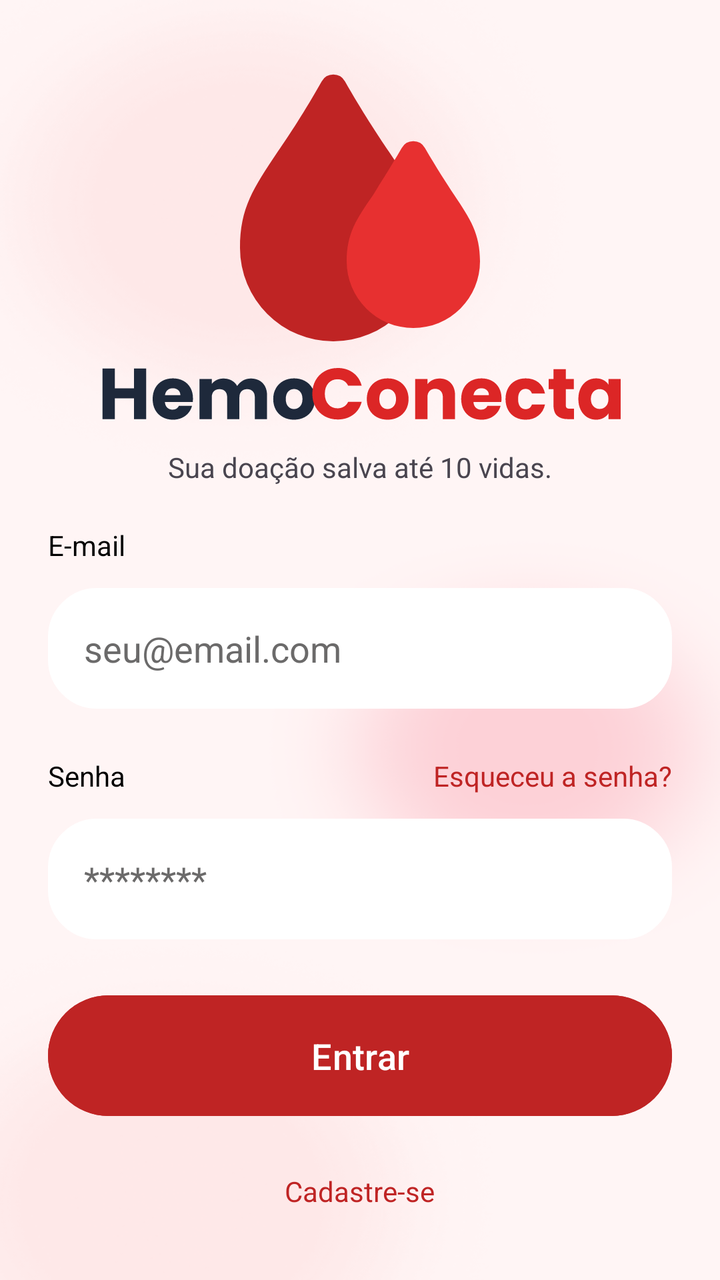
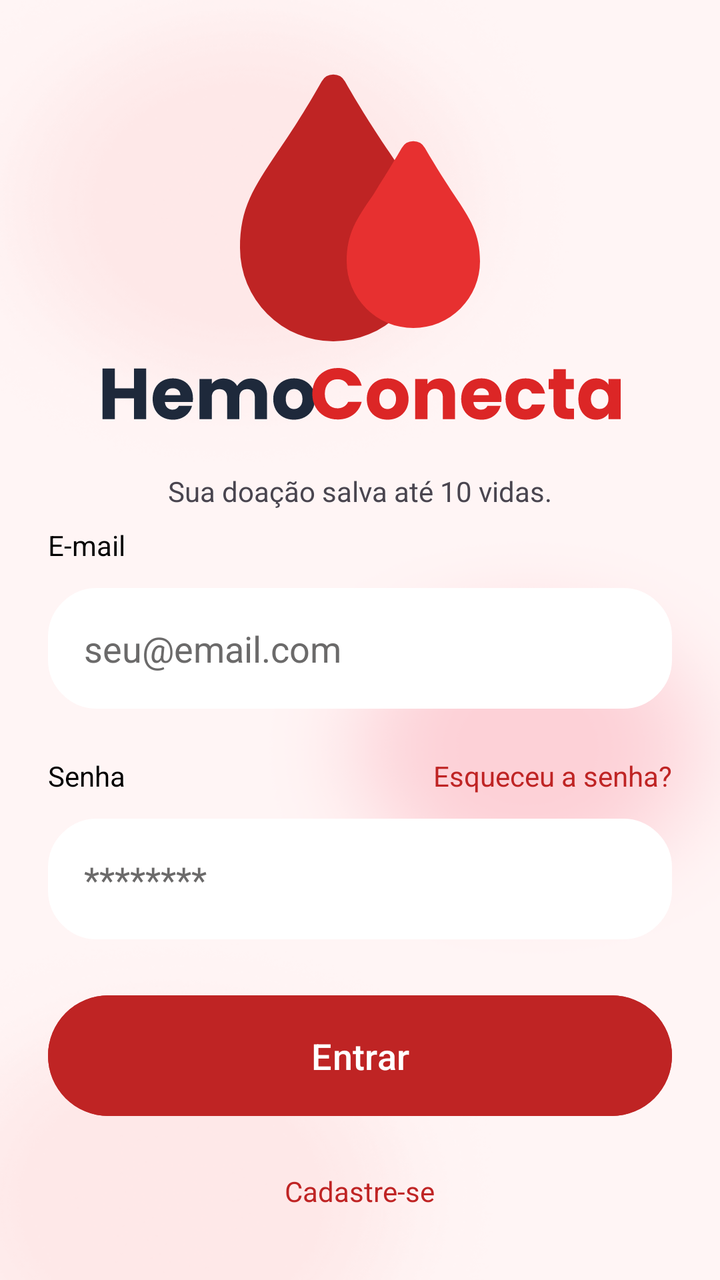

Before-and-after screenshots of an Android layout around one commit, followed by the original layout XML and the change that was made.
<!-- AndroidManifest.xml: application theme Theme.Hemo_Conecta -->
<!-- res/layout/fragment_login.xml -->
<?xml version="1.0" encoding="utf-8"?>
<androidx.constraintlayout.widget.ConstraintLayout xmlns:android="http://schemas.android.com/apk/res/android"
    xmlns:app="http://schemas.android.com/apk/res-auto"
    xmlns:tools="http://schemas.android.com/tools"
    android:id="@+id/main"
    android:layout_width="match_parent"
    android:layout_height="match_parent"
    android:padding="24dp"
    android:background="@drawable/back_foto">

    <LinearLayout
        android:id="@+id/linear1"
        android:layout_width="wrap_content"
        android:layout_height="wrap_content"
        android:orientation="vertical"
        app:layout_constraintEnd_toEndOf="parent"
        app:layout_constraintStart_toStartOf="parent"
        app:layout_constraintTop_toTopOf="parent">

        <ImageView
            android:id="@+id/imgLogo"
            android:layout_width="160dp"
            android:layout_height="160dp"
            android:src="@drawable/logo" />

    </LinearLayout>

    <ImageView
        android:id="@+id/textLogo1"
        android:layout_width="wrap_content"
        android:layout_height="wrap_content"
        android:gravity="center"
        android:src="@drawable/text"
        app:layout_constraintEnd_toEndOf="parent"
        app:layout_constraintStart_toStartOf="parent"
        app:layout_constraintTop_toBottomOf="@+id/linear1" />

    <TextView
        android:layout_width="wrap_content"
        android:layout_height="wrap_content"
        android:text="Sua doação salva até 10 vidas."
        app:layout_constraintBottom_toTopOf="@+id/linear2"
        app:layout_constraintEnd_toEndOf="parent"
        app:layout_constraintStart_toStartOf="parent"
        app:layout_constraintTop_toBottomOf="@+id/textLogo1" />

    <LinearLayout
        android:layout_width="match_parent"
        android:layout_height="wrap_content"
        android:orientation="vertical"
        app:layout_constraintBottom_toBottomOf="parent"
        app:layout_constraintLeft_toLeftOf="parent"
        app:layout_constraintTop_toBottomOf="@id/textLogo1"
        android:gravity="center"
        android:id="@+id/linear2">

        <TextView
            android:layout_width="match_parent"
            android:layout_height="wrap_content"
            android:text="E-mail"
            android:textSize="14sp"
            android:textColor="@color/black"
            android:layout_marginTop="24dp"/>

        <EditText
            android:layout_width="match_parent"
            android:layout_height="wrap_content"
            android:hint="seu@email.com"
            android:textColor="@color/cinza"
            android:textColorHint="@color/cinza"
            android:textSize="18sp"
            android:background="@drawable/rounded_corner"
            android:backgroundTint="@color/white"
            android:padding="18dp"
            android:inputType="text"
            android:id="@+id/emailLogin_input"
            android:layout_marginTop="12dp"/>

        <LinearLayout
            android:layout_width="match_parent"
            android:layout_height="wrap_content"
            android:orientation="horizontal"
            android:layout_marginTop="24dp">

            <TextView
                android:layout_width="wrap_content"
                android:layout_height="wrap_content"
                android:text="Senha"
                android:layout_weight="1"
                android:textAlignment="textStart"
                android:textColor="@color/black"/>

            <TextView
                android:id="@+id/btnRecuperarSenha"
                android:layout_width="wrap_content"
                android:layout_height="wrap_content"
                android:text="Esqueceu a senha?"
                android:layout_weight="1"
                android:textAlignment="textEnd"
                android:textSize="14sp"
                android:textColor="@color/vermelho"/>

        </LinearLayout>

        <EditText
            android:layout_width="match_parent"
            android:layout_height="wrap_content"
            android:hint="********"
            android:textColor="@color/cinza"
            android:textColorHint="@color/cinza"
            android:textSize="18sp"
            android:background="@drawable/rounded_corner"
            android:backgroundTint="@color/white"
            android:padding="18dp"
            android:inputType="textPassword"
            android:id="@+id/senhaLogin_input"
            android:layout_marginTop="12dp"/>

        <Button
            android:layout_width="match_parent"
            android:layout_height="wrap_content"
            android:text="Entrar"
            android:textColor="@color/white"
            android:backgroundTint="@color/vermelho"
            android:padding="18dp"
            android:textSize="18sp"
            android:layout_marginTop="24dp"
            android:id="@+id/login_bt" />

        <TextView
            android:id="@+id/btn_telaCadastro"
            android:layout_width="wrap_content"
            android:layout_height="wrap_content"
            android:gravity="center"
            android:text="Cadastre-se"
            android:textSize="14sp"
            android:layout_marginTop="24dp"
            android:textColor="@color/vermelho"
            />

    </LinearLayout>
</androidx.constraintlayout.widget.ConstraintLayout>
<!-- resources referenced by this layout -->
<resources>
  <color name="black">#000000</color>
  <color name="cinza">#6B6A6A</color>
  <color name="vermelho">#BF2424</color>
  <color name="white">#FFFFFF</color>
  <!-- drawable back_foto: png bitmap (drawable, 76642 bytes) -->
  <!-- drawable logo (drawable) -->
  <vector xmlns:android="http://schemas.android.com/apk/res/android" android:height="60dp" android:viewportHeight="24" android:viewportWidth="24" android:width="60dp">
      <path android:fillColor="#BF2424" android:pathData="M14.17,7.78c-0.89,-1.33 -2,-3 -3.3,-5.28a1,1 0,0 0,-1.74 0c-1.31,2.31 -2.41,4 -3.3,5.28C4,10.52 3,12 3,15a7,7 0,0 0,14 0C17,12 16,10.52 14.17,7.78Z"/>
      <path android:fillColor="#E73030" android:pathData="M19.05,11c-0.58,-0.88 -1.31,-2 -2.18,-3.5a1,1 0,0 0,-1.74 0C14.26,9 13.53,10.12 13,11 11.73,12.82 11,13.92 11,16a5,5 0,0 0,10 0C21,13.92 20.27,12.82 19.05,11Z"/>
  </vector>
  <!-- drawable rounded_corner (drawable) -->
  <?xml version="1.0" encoding="utf-8"?>
  <shape xmlns:android="http://schemas.android.com/apk/res/android"
      android:shape="rectangle">
      <corners android:radius="24dp"/>
      <stroke android:width="1dp" android:color="@color/white"/>
  
  </shape>
  <!-- drawable text: vector/xml drawable (drawable, 6768 chars, omitted) -->
  <style name="Theme.Hemo_Conecta" parent="Base.Theme.Hemo_Conecta" />
  <style name="Base.Theme.Hemo_Conecta" parent="Theme.Material3.DayNight.NoActionBar">
          
          
      </style>
</resources>

<!-- the commit's change to res/layout/fragment_login.xml (unified diff, before → after) -->
@@ -39,7 +39,7 @@
         android:layout_width="wrap_content"
         android:layout_height="wrap_content"
         android:text="Sua doação salva até 10 vidas."
-        app:layout_constraintBottom_toTopOf="@+id/linear2"
+        android:layout_marginTop="8dp"
         app:layout_constraintEnd_toEndOf="parent"
         app:layout_constraintStart_toStartOf="parent"
         app:layout_constraintTop_toBottomOf="@+id/textLogo1" />
